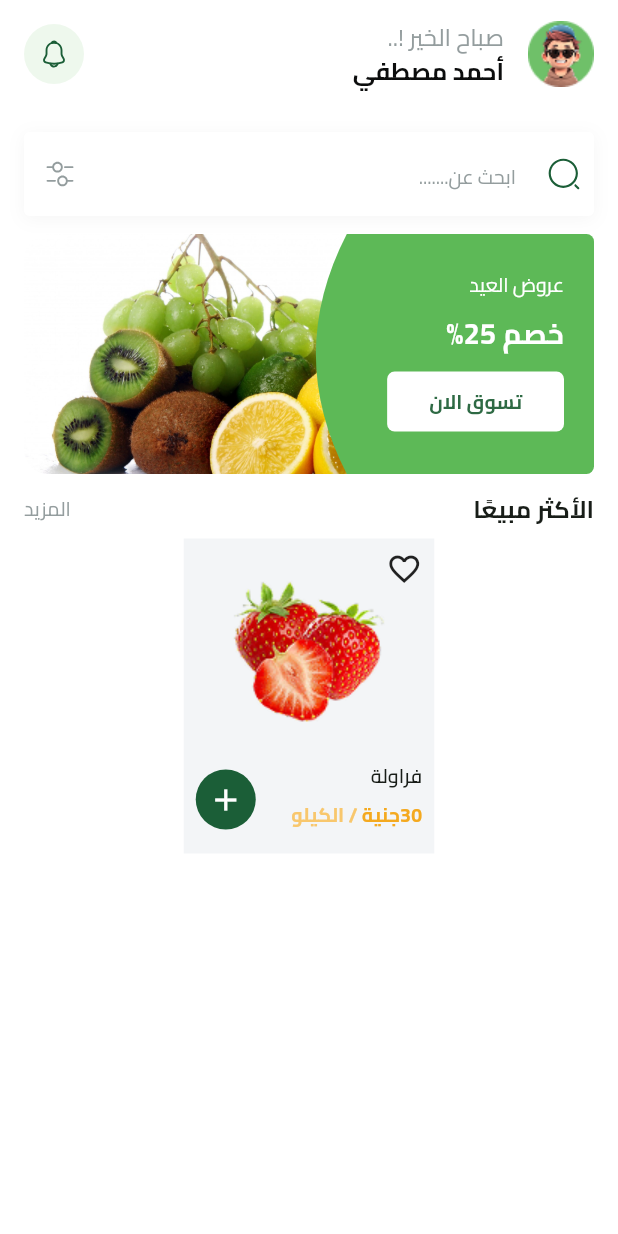
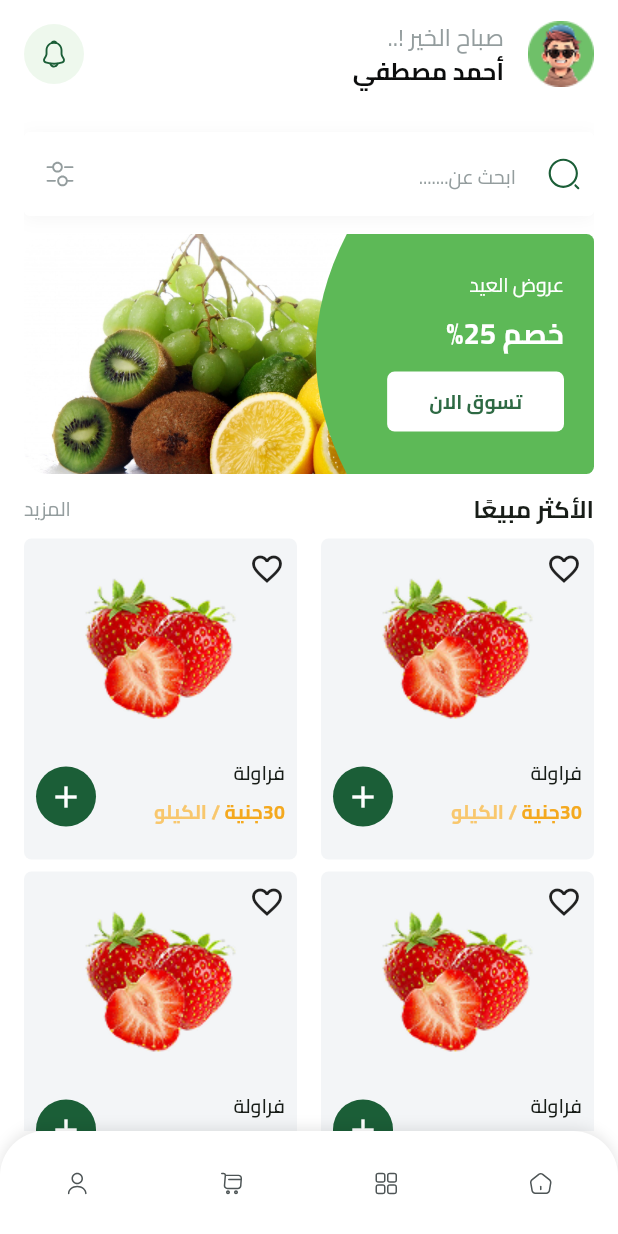
Before and after one commit to ahmedasaber/fruits_ecommerce, a Flutter app: the HomeView screen opened by its route, on a phone screen of 412 x 824 dp. Run offline on Flutter 3.47's test engine with Material 3 defaults, Android fonts, the phone set to English and light mode, and no system bars; our stand-ins replace cloud_firestore, dartz, dots_indicator, equatable, firebase_auth, firebase_core and 7 more; missing offline and left inert: flutter_facebook_auth; accounts and stored records are empty; project files that could hold a hidden picture were left out.

Commit message:
bottom navigation bar

```diff
--- a/lib/core/widget/fruit_item.dart
+++ b/lib/core/widget/fruit_item.dart
@@ -9,11 +9,12 @@ class FruitItem extends StatelessWidget {
   @override
   Widget build(BuildContext context) {
     return Container(
-      width: 167,
       padding: EdgeInsets.only(left: 8, right: 8, bottom: 16, top: 8),
       decoration: ShapeDecoration(
         color: Color(0xfff3f5f7),
-        shape: RoundedRectangleBorder(),
+        shape: RoundedRectangleBorder(
+          borderRadius: BorderRadius.circular(5)
+        ),
       ),
       child: Column(
         children: [
@@ -25,7 +26,7 @@ class FruitItem extends StatelessWidget {
               ),
               Center(
                 child: Padding(
-                  padding: const EdgeInsets.only(top:12.0),
+                  padding: const EdgeInsets.only(top:10.0),
                   child: Image.asset('assets/images/fruit-image.png', fit: BoxFit.contain,),
                 )
               ),
--- /dev/null
+++ b/lib/features/home/domain/entites/bottom_navigation_bar_entity.dart
@@ -0,0 +1,34 @@
+class BottomNavigationBarEntity {
+  final String inActiveIcon, activeIcon;
+  final String name;
+
+  BottomNavigationBarEntity({
+    required this.inActiveIcon,
+    required this.activeIcon,
+    required this.name,
+  });
+
+  static List<BottomNavigationBarEntity> get bottomNavigationBarItems => [
+    BottomNavigationBarEntity(
+      inActiveIcon: 'assets/images/home.svg',
+      activeIcon: 'assets/images/home-active.svg',
+      name: 'الرئيسية',
+    ),
+    BottomNavigationBarEntity(
+      inActiveIcon: 'assets/images/products.svg',
+      activeIcon: 'assets/images/products-active.svg',
+      name: 'المنتجات',
+    ),
+    BottomNavigationBarEntity(
+      inActiveIcon: 'assets/images/shopping-cart.svg',
+      activeIcon: 'assets/images/shopping-cart-active.svg',
+      name: 'سلة التسوق',
+    ),
+    BottomNavigationBarEntity(
+      inActiveIcon: 'assets/images/user.svg',
+      activeIcon: 'assets/images/user-active.svg',
+      name: 'حسابي',
+    ),
+
+  ];
+}
--- a/lib/features/home/presentation/views/home_view.dart
+++ b/lib/features/home/presentation/views/home_view.dart
@@ -1,4 +1,5 @@
 import 'package:flutter/material.dart';
+import 'package:fruits_ecommerce/features/home/presentation/views/widgets/custom_bottom_navigation_bar.dart';
 import 'package:fruits_ecommerce/features/home/presentation/views/widgets/home_view_body.dart';
 
 class HomeView extends StatelessWidget {
@@ -9,6 +10,7 @@ class HomeView extends StatelessWidget {
   Widget build(BuildContext context) {
     return Scaffold(
       body: HomeViewBody(),
+      bottomNavigationBar: CustomBottomNavigationBar(),
     );
   }
 }
--- /dev/null
+++ b/lib/features/home/presentation/views/widgets/active_bottom_bar_item.dart
@@ -0,0 +1,11 @@
+import 'package:flutter/material.dart';
+import 'package:flutter_svg/svg.dart';
+
+class ActiveItem extends StatelessWidget {
+  const ActiveItem({super.key, required this.iconPath});
+  final String iconPath;
+  @override
+  Widget build(BuildContext context) {
+    return SvgPicture.asset(iconPath);
+  }
+}
--- a/lib/features/home/presentation/views/widgets/best_selling_grid_view.dart
+++ b/lib/features/home/presentation/views/widgets/best_selling_grid_view.dart
@@ -8,7 +8,10 @@ class BestSellingGridView extends StatelessWidget {
   Widget build(BuildContext context) {
     return SliverGrid.builder(
       gridDelegate: SliverGridDelegateWithFixedCrossAxisCount(
-          crossAxisCount: 2
+        crossAxisCount: 2,
+        crossAxisSpacing: 16,
+        mainAxisSpacing: 8,
+        mainAxisExtent: 214
       ),
       itemCount: 6,
       itemBuilder: (BuildContext context, int index) {
--- /dev/null
+++ b/lib/features/home/presentation/views/widgets/bottom_naviagtion_bar_item.dart
@@ -0,0 +1,14 @@
+import 'package:flutter/material.dart';
+import 'package:fruits_ecommerce/features/home/domain/entites/bottom_navigation_bar_entity.dart';
+import 'package:fruits_ecommerce/features/home/presentation/views/widgets/active_bottom_bar_item.dart';
+import 'package:fruits_ecommerce/features/home/presentation/views/widgets/inactive_bottom_bar_item.dart';
+
+class NavigationBarItem extends StatelessWidget {
+  const NavigationBarItem({super.key, required this.isSelected, required this.barEntity});
+  final BottomNavigationBarEntity barEntity;
+  final bool isSelected;
+  @override
+  Widget build(BuildContext context) {
+    return isSelected? ActiveItem(iconPath: barEntity.activeIcon) : InActiveItem(iconPath: barEntity.inActiveIcon);
+  }
+}
--- /dev/null
+++ b/lib/features/home/presentation/views/widgets/custom_bottom_navigation_bar.dart
@@ -0,0 +1,37 @@
+import 'package:flutter/material.dart';
+import 'package:fruits_ecommerce/features/home/domain/entites/bottom_navigation_bar_entity.dart';
+import 'package:fruits_ecommerce/features/home/presentation/views/widgets/bottom_naviagtion_bar_item.dart';
+
+class CustomBottomNavigationBar extends StatelessWidget {
+  const CustomBottomNavigationBar({super.key});
+
+  @override
+  Widget build(BuildContext context) {
+    return Container(
+      height: 70,
+      decoration: ShapeDecoration(
+        color: Colors.white,
+        shape: RoundedRectangleBorder(
+          borderRadius: BorderRadius.only(
+            topRight: Radius.circular(30),
+            topLeft: Radius.circular(30)
+          ),
+        ),
+        shadows: [
+          BoxShadow(
+            color: Color(0x19000000),
+            blurRadius: 7,
+            offset: Offset(0, -2),
+            spreadRadius: 0,
+          )
+        ]
+      ),
+      child: Row(
+        mainAxisAlignment: MainAxisAlignment.spaceAround,
+        children: BottomNavigationBarEntity.bottomNavigationBarItems.map((e) =>
+            NavigationBarItem(isSelected: false, barEntity: e,)
+        ).toList()
+      ),
+    );
+  }
+}
--- a/lib/features/home/presentation/views/widgets/home_view_body.dart
+++ b/lib/features/home/presentation/views/widgets/home_view_body.dart
@@ -1,6 +1,6 @@
 import 'package:flutter/material.dart';
 import 'package:fruits_ecommerce/core/widget/custom_search_textfield.dart';
-import 'package:fruits_ecommerce/core/widget/fruit_item.dart';
+import 'package:fruits_ecommerce/features/home/presentation/views/widgets/best_selling_grid_view.dart';
 import 'package:fruits_ecommerce/features/home/presentation/views/widgets/best_selling_header.dart';
 import 'package:fruits_ecommerce/features/home/presentation/views/widgets/custom_home_app_bar.dart';
 import 'package:fruits_ecommerce/features/home/presentation/views/widgets/featured_list.dart';
@@ -26,10 +26,10 @@ class HomeViewBody extends StatelessWidget {
                   SizedBox(height: 12,),
                   BestSellingHeader(),
                   SizedBox(height: 8,),
-                  FruitItem(),
                 ],
               ),
             ),
+            BestSellingGridView(),
           ],
         ),
       ),
--- /dev/null
+++ b/lib/features/home/presentation/views/widgets/inactive_bottom_bar_item.dart
@@ -0,0 +1,11 @@
+import 'package:flutter/material.dart';
+import 'package:flutter_svg/svg.dart';
+
+class InActiveItem extends StatelessWidget {
+  const InActiveItem({super.key, required this.iconPath});
+  final String iconPath;
+  @override
+  Widget build(BuildContext context) {
+    return SvgPicture.asset(iconPath);
+  }
+}
```
Also changed, not shown: assets/images/home-active.svg (added), assets/images/home.svg (added), assets/images/products-active.svg (added), assets/images/products.svg (added), assets/images/shopping-cart-active.svg (added), assets/images/shopping-cart.svg (added), assets/images/user-active.svg (added), assets/images/user.svg (added).
